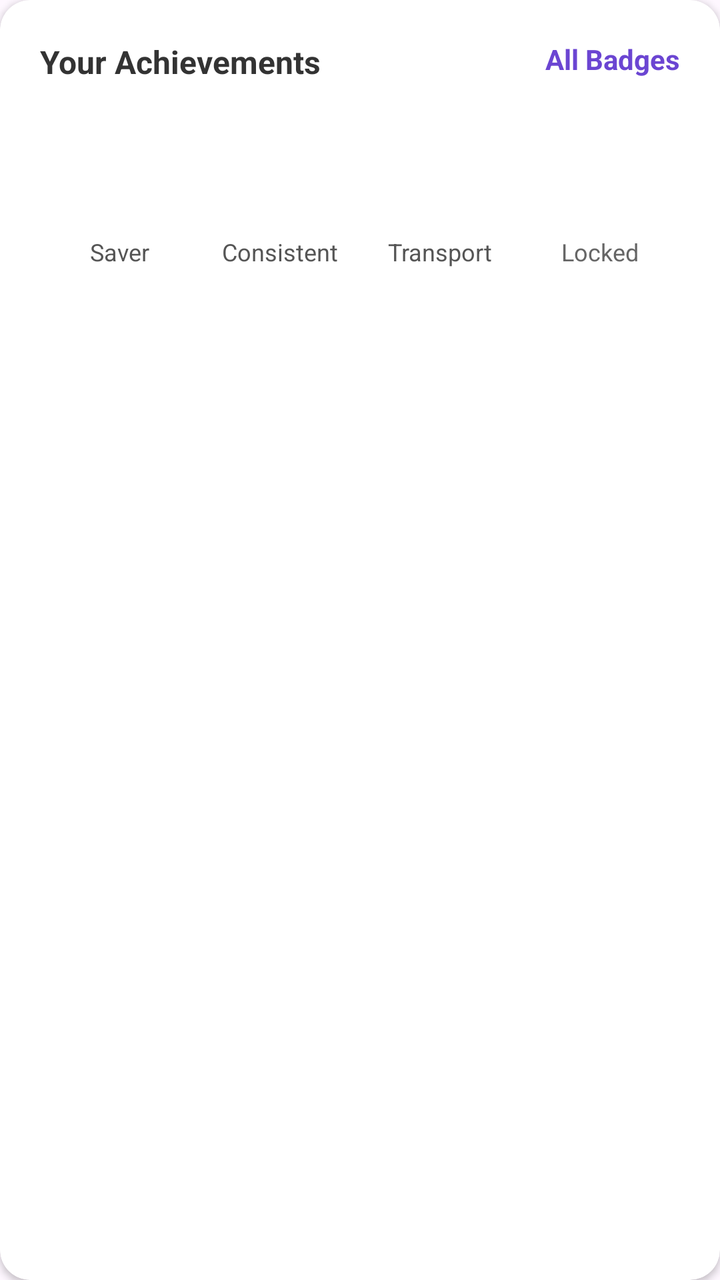
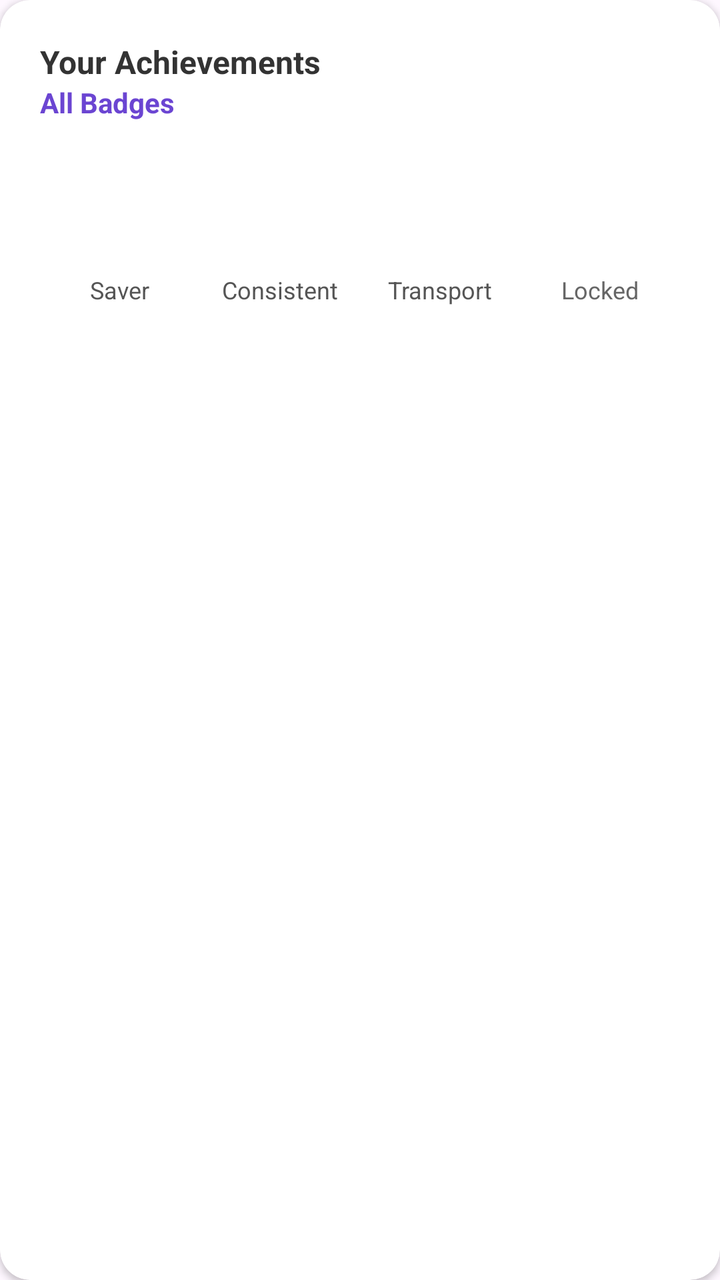

An Android layout rendered at two revisions. The XML below is the earlier revision; the diff shows what the commit changed to produce the second picture.
<!-- AndroidManifest.xml: application theme Theme.TightBudget -->
<!-- res/layout/component_card_achievements.xml -->
<?xml version="1.0" encoding="utf-8"?>
<androidx.cardview.widget.CardView xmlns:android="http://schemas.android.com/apk/res/android"
    xmlns:app="http://schemas.android.com/apk/res-auto"
    android:id="@+id/cardAchievements"
    android:layout_width="match_parent"
    android:layout_height="wrap_content"
    android:layout_marginBottom="16dp"
    app:cardCornerRadius="15dp"
    app:cardElevation="2dp">

    <RelativeLayout
        android:layout_width="match_parent"
        android:layout_height="wrap_content"
        android:padding="20dp">

        
        <TextView
            android:id="@+id/achievementsTitle"
            android:layout_width="wrap_content"
            android:layout_height="wrap_content"
            android:text="Your Achievements"
            android:textColor="@color/text_dark"
            android:textSize="16sp"
            android:textStyle="bold" />

        
        <TextView
            android:id="@+id/allBadgesButton"
            android:layout_width="wrap_content"
            android:layout_height="wrap_content"
            android:text="All Badges"
            android:textColor="@color/primary_purple_light"
            android:textSize="14sp"
            android:textStyle="bold"
            android:layout_alignParentEnd="true"
            android:layout_alignTop="@id/achievementsTitle" />

        
        <LinearLayout
            android:id="@+id/badgeRow"
            android:layout_width="match_parent"
            android:layout_height="wrap_content"
            android:layout_below="@id/achievementsTitle"
            android:layout_marginTop="16dp"
            android:orientation="horizontal"
            android:gravity="center">

            
            <LinearLayout
                android:layout_width="0dp"
                android:layout_height="wrap_content"
                android:layout_weight="1"
                android:orientation="vertical"
                android:gravity="center">

                <TextView
                    android:id="@+id/saverBadgeIcon"
                    android:layout_width="56dp"
                    android:layout_height="56dp"
                    android:text=""
                    android:textSize="26sp"
                    android:gravity="center"
                    android:textAlignment="center"
                    android:contentDescription="Saver Badge Icon" />

                <TextView
                    android:layout_width="wrap_content"
                    android:layout_height="wrap_content"
                    android:text="Saver"
                    android:textColor="@color/text_medium"
                    android:textSize="12sp"
                    android:layout_marginTop="4dp" />
            </LinearLayout>

            <LinearLayout
                android:layout_width="0dp"
                android:layout_height="wrap_content"
                android:layout_weight="1"
                android:orientation="vertical"
                android:gravity="center">

                <TextView
                    android:id="@+id/consistentBadgeIcon"
                    android:layout_width="56dp"
                    android:layout_height="56dp"
                    android:text=""
                    android:textSize="26sp"
                    android:gravity="center"
                    android:textAlignment="center"
                    android:contentDescription="Consistent Badge Icon" />

                <TextView
                    android:layout_width="wrap_content"
                    android:layout_height="wrap_content"
                    android:text="Consistent"
                    android:textColor="@color/text_medium"
                    android:textSize="12sp"
                    android:layout_marginTop="4dp" />
            </LinearLayout>

            <LinearLayout
                android:layout_width="0dp"
                android:layout_height="wrap_content"
                android:layout_weight="1"
                android:orientation="vertical"
                android:gravity="center">

                <TextView
                    android:id="@+id/transportBadgeIcon"
                    android:layout_width="56dp"
                    android:layout_height="56dp"
                    android:text=""
                    android:textSize="26sp"
                    android:gravity="center"
                    android:textAlignment="center"
                    android:contentDescription="Transport Badge Icon" />

                <TextView
                    android:layout_width="wrap_content"
                    android:layout_height="wrap_content"
                    android:text="Transport"
                    android:textColor="@color/text_medium"
                    android:textSize="12sp"
                    android:layout_marginTop="4dp" />
            </LinearLayout>

            <LinearLayout
                android:layout_width="0dp"
                android:layout_height="wrap_content"
                android:layout_weight="1"
                android:orientation="vertical"
                android:gravity="center">

                <TextView
                    android:id="@+id/lockedBadgeIcon"
                    android:layout_width="56dp"
                    android:layout_height="56dp"
                    android:text=""
                    android:textSize="26sp"
                    android:gravity="center"
                    android:textAlignment="center"
                    android:alpha="0.5"
                    android:contentDescription="Locked Badge Icon" />

                <TextView
                    android:layout_width="wrap_content"
                    android:layout_height="wrap_content"
                    android:text="Locked"
                    android:textColor="@color/text_light"
                    android:textSize="12sp"
                    android:layout_marginTop="4dp" />
            </LinearLayout>
        </LinearLayout>
    </RelativeLayout>
</androidx.cardview.widget.CardView>
<!-- resources referenced by this layout -->
<resources>
  <color name="primary_purple_light">#6B45D2</color>
  <color name="text_dark">#333333</color>
  <color name="text_light">#666666</color>
  <color name="text_medium">#555555</color>
  <style name="Theme.TightBudget" parent="Base.Theme.TightBudget" />
  <style name="Base.Theme.TightBudget" parent="Theme.Material3.DayNight.NoActionBar">
          <item name="android:windowTranslucentNavigation">false</item>
          <item name="android:navigationBarColor">@color/primary_purple_light</item>
          <item name="android:statusBarColor">@android:color/transparent</item>
          <item name="android:windowDrawsSystemBarBackgrounds">true</item>
      </style>
</resources>

<!-- the commit's change to res/layout/component_card_achievements.xml (unified diff, before → after) -->
@@ -8,9 +8,11 @@
     app:cardCornerRadius="15dp"
     app:cardElevation="2dp">
 
-    <RelativeLayout
+    <LinearLayout
+        android:id="@+id/achievementsSection"
         android:layout_width="match_parent"
         android:layout_height="wrap_content"
+        android:orientation="vertical"
         android:padding="20dp">
 
         
@@ -151,5 +153,5 @@
                     android:layout_marginTop="4dp" />
             </LinearLayout>
         </LinearLayout>
-    </RelativeLayout>
+    </LinearLayout>
 </androidx.cardview.widget.CardView>
